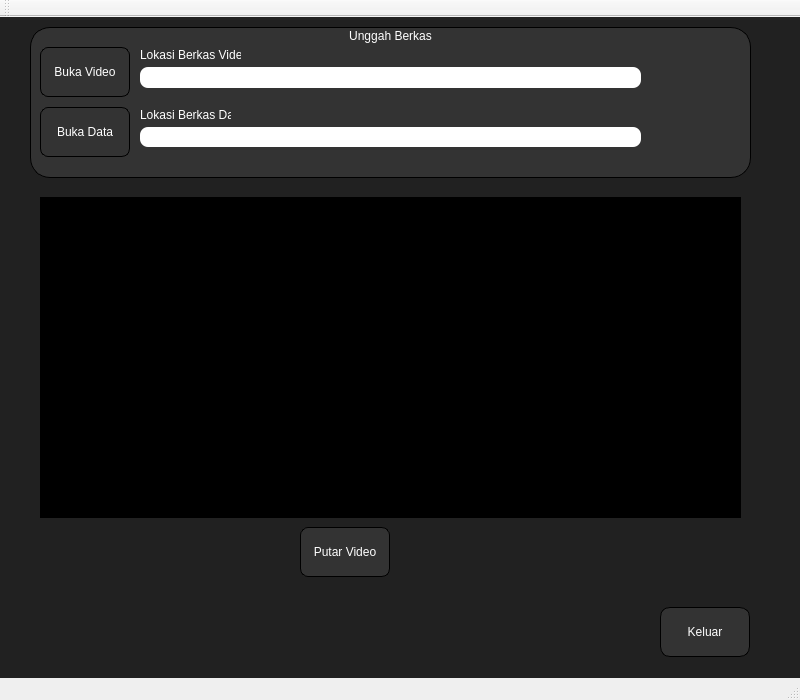
Qt form playwithlabel/mainwindow.ui (kodeepic/Belajar_Git) before a commit.
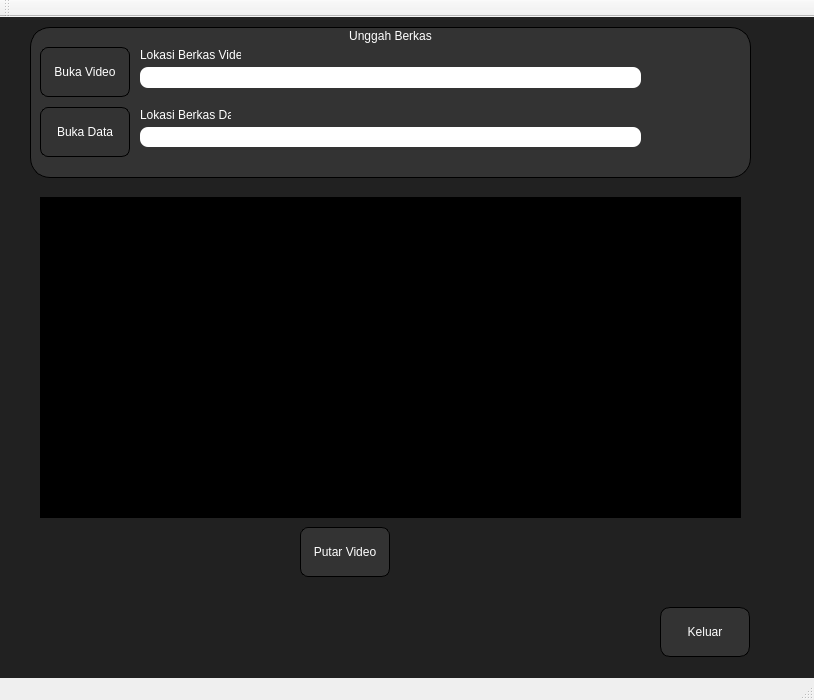
The same form after that commit. Icons and pictures are not drawn.

Diff of the .ui file:
```diff
--- a/playwithlabel/mainwindow.ui
+++ b/playwithlabel/mainwindow.ui
@@ -6,7 +6,7 @@
    <rect>
     <x>0</x>
     <y>0</y>
-    <width>800</width>
+    <width>814</width>
     <height>700</height>
    </rect>
   </property>
```
Left out of the diff: 2 changed lines with no effect on the pictures.
